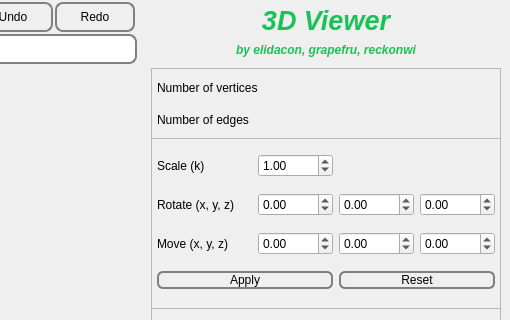
AlexeyGordiychenko/scp_3DViewer_v2, file src/view/s21_view.ui: the form before one commit; both pictures show x 665 to 1175 and y 0 to 320 of the 1175 by 701 pixel window.
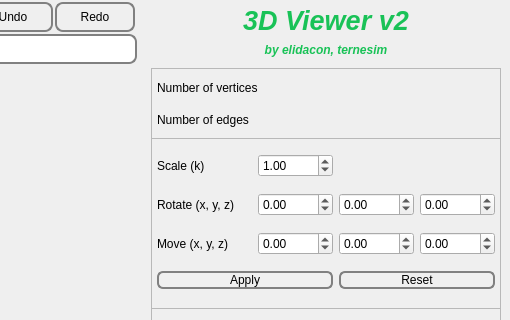
The form after the commit. Icons and pictures are not drawn. Custom widgets are drawn as their Qt base class.

Commit message: Change program name and authors in the upper right corner

Diff of the .ui file:
```diff
--- a/src/view/s21_view.ui
+++ b/src/view/s21_view.ui
@@ -849,7 +849,7 @@
      <string notr="true">color: #19c257</string>
     </property>
     <property name="text">
-     <string>3D Viewer</string>
+     <string>3D Viewer v2</string>
     </property>
     <property name="alignment">
      <set>Qt::AlignCenter</set>
@@ -874,7 +874,7 @@
      <string notr="true">color: #19c257</string>
     </property>
     <property name="text">
-     <string>by elidacon, grapefru, reckonwi</string>
+     <string>by elidacon, ternesim</string>
     </property>
     <property name="alignment">
      <set>Qt::AlignCenter</set>
```
